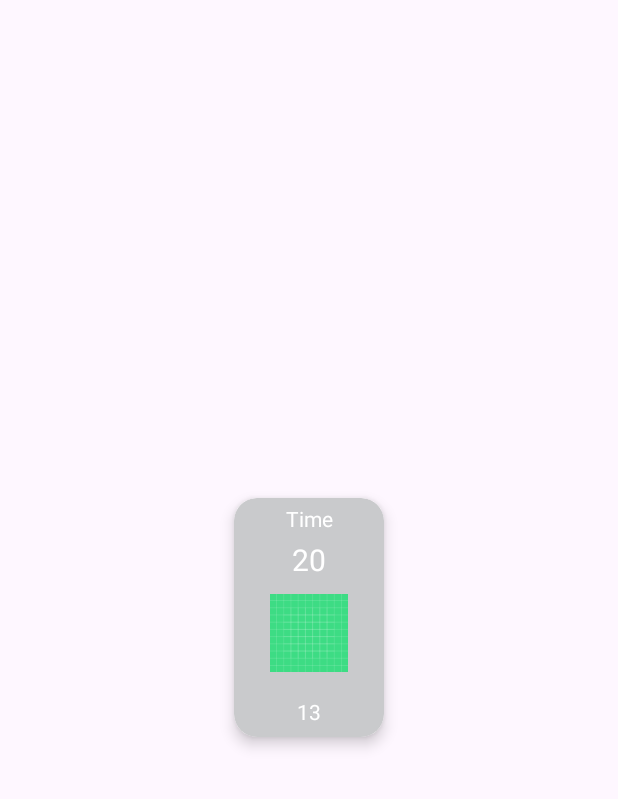
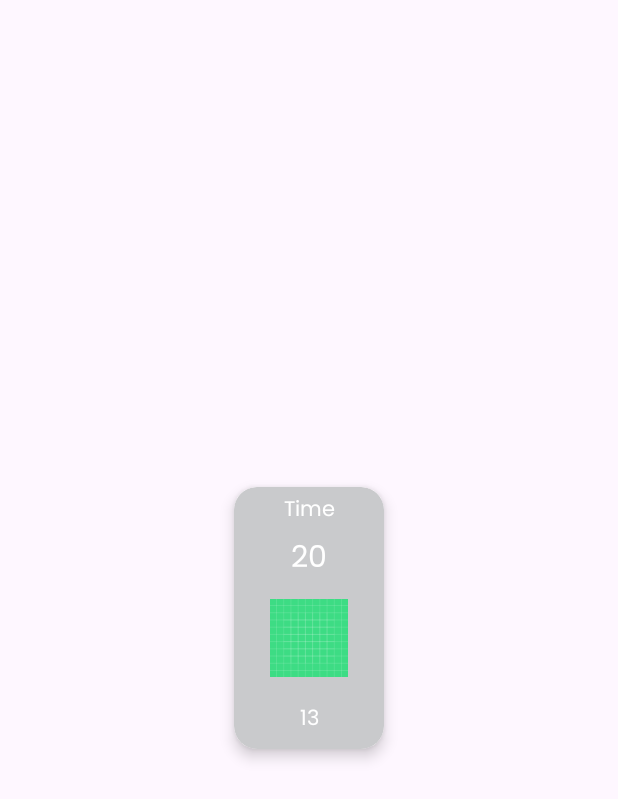
Before and after one commit to itsmerahmat/java-weather-app, an Android app: the layout weather_rv_item.xml on its own in the app's theme, with its tools: preview values and no code run, on a phone screen of 412 x 824 dp. Shown: the top 799 px of the screen. Run offline under Robolectric (Android 15) with nearby library versions, the light colour scheme and no system bars; network calls fail.

Commit message:
Change Font Use Poppins

```diff
--- a/app/src/main/java/com/example/weatherapp/MainActivity.java
+++ b/app/src/main/java/com/example/weatherapp/MainActivity.java
@@ -207,7 +207,7 @@ public class MainActivity extends AppCompatActivity {
                 String humidity = response.getJSONObject("current").getString("humidity");
                 humidityTV.setText(humidity + "%");
                 String windSpeed = response.getJSONObject("current").getString("wind_kph");
-                windSpeedTV.setText(windSpeed + " Km/Jam");
+                windSpeedTV.setText(windSpeed + " Km/H");
                 String uv = response.getJSONObject("current").getString("uv");
                 ultraVioletTV.setText(uv);
                 int isDay = response.getJSONObject("current").getInt("is_day");
--- a/app/src/main/java/com/example/weatherapp/WeatherRVAdapter.java
+++ b/app/src/main/java/com/example/weatherapp/WeatherRVAdapter.java
@@ -44,7 +44,7 @@ public class WeatherRVAdapter extends RecyclerView.Adapter<WeatherRVAdapter.View
         WeatherRVModal modal = weatherRVModalArrayList.get(position);
         holder.temperatureTV.setText(modal.getTemperature() + "°C");
         Picasso.get().load("http:".concat(modal.getIcon())).into(holder.conditionIV);
-        holder.windTV.setText(modal.getWindSpeed() + " Km/Jam");
+        holder.windTV.setText(modal.getWindSpeed() + " Km/H");
         @SuppressLint("SimpleDateFormat") SimpleDateFormat input = new SimpleDateFormat("yyyy-MM-dd HH:mm");
         @SuppressLint("SimpleDateFormat") SimpleDateFormat output = new SimpleDateFormat("hh:mm");
 
--- a/app/src/main/res/layout/weather_rv_item.xml
+++ b/app/src/main/res/layout/weather_rv_item.xml
@@ -21,6 +21,7 @@
             android:padding="4dp"
             android:gravity="center"
             android:text="Time"
+            android:fontFamily="@font/poppins"
             android:textAlignment="center"
             android:textColor="@color/white" />
 
@@ -31,6 +32,7 @@
             android:gravity="center"
             android:layout_below="@id/idTVTime"
             android:text="20"
+            android:fontFamily="@font/poppins"
             android:textAlignment="center"
             android:textColor="@color/white"
             android:textSize="20sp" />
@@ -61,6 +63,7 @@
             android:gravity="center"
             android:padding="3dp"
             android:text="13"
+            android:fontFamily="@font/poppins"
             android:textAlignment="center"
             android:textColor="@color/white" />
 
```
Also changed, not shown: app/src/main/res/layout/activity_main.xml (+12 -2 lines), app/src/main/res/font/poppins.ttf (added).
